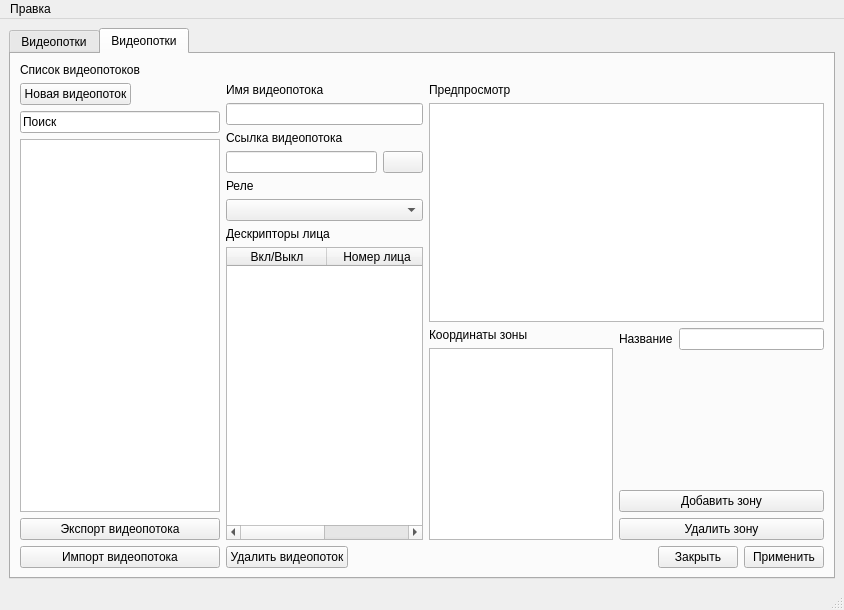
Qt form mainwindow.ui (TheMadius/EltexViewFRS) before a commit.
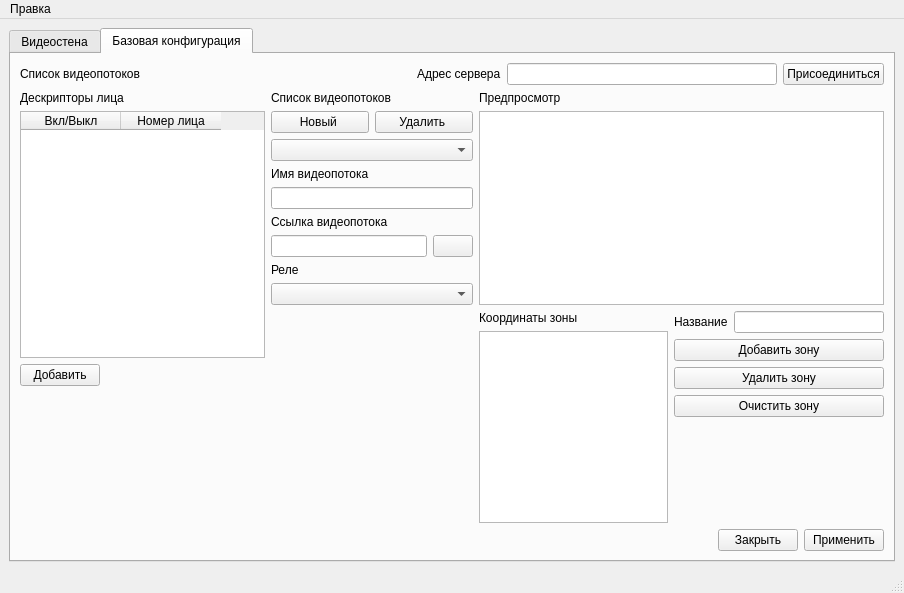
The same form after that commit. Icons and pictures are not drawn.

```diff
--- a/mainwindow.ui
+++ b/mainwindow.ui
@@ -2,19 +2,11 @@
 <ui version="4.0">
  <class>MainWindow</class>
  <widget class="QMainWindow" name="MainWindow">
-  <property name="geometry">
-   <rect>
-    <x>0</x>
-    <y>0</y>
-    <width>844</width>
-    <height>610</height>
-   </rect>
-  </property>
   <property name="windowTitle">
    <string>EltexRFS</string>
   </property>
   <widget class="QWidget" name="centralwidget">
-   <layout class="QVBoxLayout" name="verticalLayout_17">
+   <layout class="QVBoxLayout" name="verticalLayout_7">
     <item>
      <widget class="QTabWidget" name="tabWidget">
       <property name="currentIndex">
@@ -22,7 +14,7 @@
       </property>
       <widget class="QWidget" name="tab">
        <attribute name="title">
-        <string>Видеопотки</string>
+        <string>Видеостена</string>
        </attribute>
        <layout class="QHBoxLayout" name="horizontalLayout_8">
         <item>
@@ -99,12 +91,14 @@
       </widget>
       <widget class="QWidget" name="tab_2">
        <attribute name="title">
-        <string>Видеопотки</string>
+        <string>Базовая конфигурация</string>
        </attribute>
-       <layout class="QVBoxLayout" name="verticalLayout_14">
+       <layout class="QHBoxLayout" name="horizontalLayout_16">
         <item>
          <layout class="QVBoxLayout" name="verticalLayout_13">
           <item>
+           <layout class="QHBoxLayout" name="horizontalLayout_15">
+            <item>
            <widget class="QLabel" name="label_5">
             <property name="text">
              <string>Список видеопотоков</string>
@@ -112,15 +106,72 @@
            </widget>
           </item>
           <item>
-           <layout class="QHBoxLayout" name="horizontalLayout_6" stretch="1,3">
+             <spacer name="horizontalSpacer_3">
+              <property name="orientation">
+               <enum>Qt::Horizontal</enum>
+              </property>
+              <property name="sizeHint" stdset="0">
+               <size>
+                <width>40</width>
+                <height>20</height>
+               </size>
+              </property>
+             </spacer>
+            </item>
+            <item>
+             <widget class="QLabel" name="label_11">
+              <property name="text">
+               <string>Адрес сервера</string>
+              </property>
+             </widget>
+            </item>
+            <item>
+             <widget class="QLineEdit" name="ipServer"/>
+            </item>
+            <item>
+             <widget class="QPushButton" name="B_Connect_server">
+              <property name="text">
+               <string>Присоединиться</string>
+              </property>
+             </widget>
+            </item>
+           </layout>
+          </item>
+          <item>
+           <layout class="QHBoxLayout" name="horizontalLayout_6" stretch="2,5">
             <item>
              <layout class="QVBoxLayout" name="verticalLayout_8">
               <item>
                <layout class="QHBoxLayout" name="horizontalLayout_7">
                 <item>
-                 <widget class="QPushButton" name="B_New_stream">
+                 <layout class="QVBoxLayout" name="verticalLayout_17" stretch="0,6,0,4">
+                  <item>
+                   <widget class="QLabel" name="label_6">
                   <property name="text">
-                   <string>Новая видеопоток</string>
+                     <string>Дескрипторы лица</string>
+                    </property>
+                   </widget>
+                  </item>
+                  <item>
+                   <widget class="QTableWidget" name="list_face">
+                    <column>
+                     <property name="text">
+                      <string>Вкл/Выкл</string>
+                     </property>
+                    </column>
+                    <column>
+                     <property name="text">
+                      <string>Номер лица</string>
+                     </property>
+                    </column>
+                   </widget>
+                  </item>
+                  <item>
+                   <layout class="QHBoxLayout" name="horizontalLayout_14">
+                    <item>
+                     <widget class="QPushButton" name="pushButton">
+                      <property name="text">
+                       <string>Добавить</string>
                   </property>
                  </widget>
                 </item>
@@ -140,30 +191,19 @@
                </layout>
               </item>
               <item>
-               <widget class="QLineEdit" name="find_edit">
-                <property name="text">
-                 <string>Поиск</string>
-                </property>
-               </widget>
-              </item>
-              <item>
-               <widget class="QListWidget" name="listStream"/>
-              </item>
-              <item>
-               <layout class="QVBoxLayout" name="verticalLayout_7">
-                <item>
-                 <widget class="QPushButton" name="B_Export_stream">
-                  <property name="text">
-                   <string>Экспорт видеопотока</string>
-                  </property>
-                 </widget>
-                </item>
-                <item>
-                 <widget class="QPushButton" name="B_Import_stream">
-                  <property name="text">
-                   <string>Импорт видеопотока</string>
-                  </property>
-                 </widget>
+                   <spacer name="verticalSpacer_5">
+                    <property name="orientation">
+                     <enum>Qt::Vertical</enum>
+                    </property>
+                    <property name="sizeHint" stdset="0">
+                     <size>
+                      <width>20</width>
+                      <height>40</height>
+                     </size>
+                    </property>
+                   </spacer>
+                  </item>
+                 </layout>
                 </item>
                </layout>
               </item>
@@ -175,8 +215,36 @@
                <layout class="QHBoxLayout" name="horizontalLayout_5" stretch="1,2">
                 <item>
                  <layout class="QVBoxLayout" name="verticalLayout_6">
+                  <item>
+                   <widget class="QLabel" name="label_10">
+                    <property name="text">
+                     <string>Список видеопотоков</string>
+                    </property>
+                   </widget>
+                  </item>
                   <item>
                    <layout class="QVBoxLayout" name="verticalLayout">
+                    <item>
+                     <layout class="QHBoxLayout" name="horizontalLayout_13">
+                      <item>
+                       <widget class="QPushButton" name="B_New_stream">
+                        <property name="text">
+                         <string>Новый </string>
+                        </property>
+                       </widget>
+                      </item>
+                      <item>
+                       <widget class="QPushButton" name="B_Stream_Del">
+                        <property name="text">
+                         <string>Удалить </string>
+                        </property>
+                       </widget>
+                      </item>
+                     </layout>
+                    </item>
+                    <item>
+                     <widget class="QComboBox" name="listStream"/>
+                    </item>
                     <item>
                      <widget class="QLabel" name="label">
                       <property name="text">
@@ -239,25 +307,17 @@
                     <item>
                      <layout class="QVBoxLayout" name="verticalLayout_9">
                       <item>
-                       <widget class="QLabel" name="label_6">
-                        <property name="text">
-                         <string>Дескрипторы лица</string>
+                       <spacer name="verticalSpacer_3">
+                        <property name="orientation">
+                         <enum>Qt::Vertical</enum>
                         </property>
-                       </widget>
-                      </item>
-                      <item>
-                       <widget class="QTableWidget" name="list_face">
-                        <column>
-                         <property name="text">
-                          <string>Вкл/Выкл</string>
-                         </property>
-                        </column>
-                        <column>
-                         <property name="text">
-                          <string>Номер лица</string>
-                         </property>
-                        </column>
-                       </widget>
+                        <property name="sizeHint" stdset="0">
+                         <size>
+                          <width>20</width>
+                          <height>40</height>
+                         </size>
+                        </property>
+                       </spacer>
                       </item>
                      </layout>
                     </item>
@@ -313,19 +373,6 @@
                         </item>
                        </layout>
                       </item>
-                      <item>
-                       <spacer name="verticalSpacer_4">
-                        <property name="orientation">
-                         <enum>Qt::Vertical</enum>
-                        </property>
-                        <property name="sizeHint" stdset="0">
-                         <size>
-                          <width>20</width>
-                          <height>40</height>
-                         </size>
-                        </property>
-                       </spacer>
-                      </item>
                       <item>
                        <widget class="QPushButton" name="B_Add_zone">
                         <property name="text">
@@ -340,6 +387,26 @@
                         </property>
                        </widget>
                       </item>
+                      <item>
+                       <widget class="QPushButton" name="B_Clean_zone_2">
+                        <property name="text">
+                         <string>Очистить зону</string>
+                        </property>
+                       </widget>
+                      </item>
+                      <item>
+                       <spacer name="verticalSpacer_4">
+                        <property name="orientation">
+                         <enum>Qt::Vertical</enum>
+                        </property>
+                        <property name="sizeHint" stdset="0">
+                         <size>
+                          <width>20</width>
+                          <height>40</height>
+                         </size>
+                        </property>
+                       </spacer>
+                      </item>
                      </layout>
                     </item>
                    </layout>
@@ -350,13 +417,6 @@
               </item>
               <item>
                <layout class="QHBoxLayout" name="horizontalLayout_9">
-                <item>
-                 <widget class="QPushButton" name="B_Stream_Del">
-                  <property name="text">
-                   <string>Удалить видеопоток</string>
-                  </property>
-                 </widget>
-                </item>
                 <item>
                  <spacer name="horizontalSpacer_2">
                   <property name="orientation">
@@ -407,7 +467,7 @@
     <rect>
      <x>0</x>
      <y>0</y>
-     <width>844</width>
+     <width>817</width>
      <height>22</height>
     </rect>
    </property>
```
Lines whose indentation alone changed are shown as unchanged.
